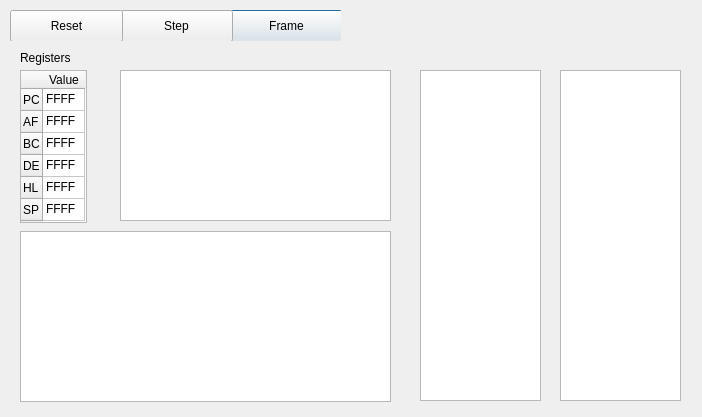
First picture: the form in projectSrc/form/dbwindow.ui, repository tlepeche/GBmu, before the edit.
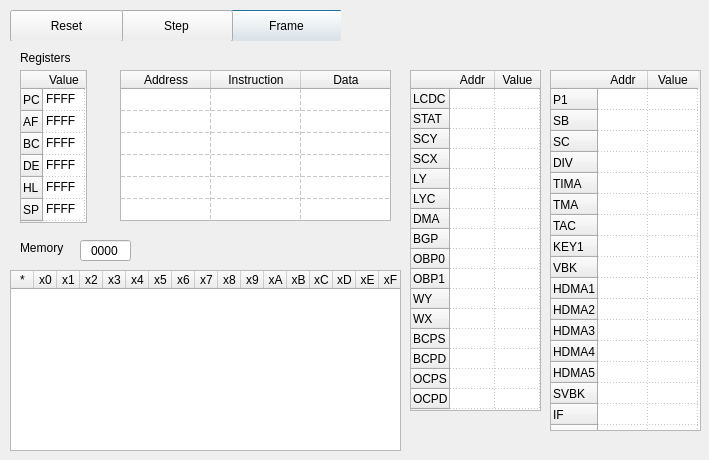
Second picture: the form after the edit.

Commit message: work on dbwindow design

```diff
--- a/projectSrc/form/dbwindow.ui
+++ b/projectSrc/form/dbwindow.ui
@@ -6,8 +6,8 @@
    <rect>
     <x>0</x>
     <y>0</y>
-    <width>702</width>
-    <height>417</height>
+    <width>709</width>
+    <height>460</height>
    </rect>
   </property>
   <property name="windowTitle">
@@ -65,22 +65,240 @@
   <widget class="QTableWidget" name="tableVideoRegisters">
    <property name="geometry">
     <rect>
-     <x>420</x>
+     <x>410</x>
      <y>70</y>
-     <width>121</width>
-     <height>331</height>
+     <width>131</width>
+     <height>341</height>
     </rect>
    </property>
+   <property name="verticalScrollBarPolicy">
+    <enum>Qt::ScrollBarAlwaysOff</enum>
+   </property>
+   <property name="horizontalScrollBarPolicy">
+    <enum>Qt::ScrollBarAlwaysOff</enum>
+   </property>
+   <property name="gridStyle">
+    <enum>Qt::DotLine</enum>
+   </property>
+   <attribute name="horizontalHeaderDefaultSectionSize">
+    <number>45</number>
+   </attribute>
+   <attribute name="verticalHeaderDefaultSectionSize">
+    <number>20</number>
+   </attribute>
+   <row>
+    <property name="text">
+     <string>LCDC</string>
+    </property>
+   </row>
+   <row>
+    <property name="text">
+     <string>STAT</string>
+    </property>
+   </row>
+   <row>
+    <property name="text">
+     <string>SCY</string>
+    </property>
+   </row>
+   <row>
+    <property name="text">
+     <string>SCX</string>
+    </property>
+   </row>
+   <row>
+    <property name="text">
+     <string>LY</string>
+    </property>
+   </row>
+   <row>
+    <property name="text">
+     <string>LYC</string>
+    </property>
+   </row>
+   <row>
+    <property name="text">
+     <string>DMA</string>
+    </property>
+   </row>
+   <row>
+    <property name="text">
+     <string>BGP</string>
+    </property>
+   </row>
+   <row>
+    <property name="text">
+     <string>OBP0</string>
+    </property>
+   </row>
+   <row>
+    <property name="text">
+     <string>OBP1</string>
+    </property>
+   </row>
+   <row>
+    <property name="text">
+     <string>WY</string>
+    </property>
+   </row>
+   <row>
+    <property name="text">
+     <string>WX</string>
+    </property>
+   </row>
+   <row>
+    <property name="text">
+     <string>BCPS</string>
+    </property>
+   </row>
+   <row>
+    <property name="text">
+     <string>BCPD</string>
+    </property>
+   </row>
+   <row>
+    <property name="text">
+     <string>OCPS</string>
+    </property>
+   </row>
+   <row>
+    <property name="text">
+     <string>OCPD</string>
+    </property>
+   </row>
+   <column>
+    <property name="text">
+     <string>Addr</string>
+    </property>
+   </column>
+   <column>
+    <property name="text">
+     <string>Value</string>
+    </property>
+   </column>
   </widget>
   <widget class="QTableWidget" name="tableOtherRegisters">
    <property name="geometry">
     <rect>
-     <x>560</x>
+     <x>550</x>
      <y>70</y>
-     <width>121</width>
-     <height>331</height>
+     <width>151</width>
+     <height>361</height>
     </rect>
    </property>
+   <property name="verticalScrollBarPolicy">
+    <enum>Qt::ScrollBarAlwaysOff</enum>
+   </property>
+   <property name="horizontalScrollBarPolicy">
+    <enum>Qt::ScrollBarAlwaysOff</enum>
+   </property>
+   <property name="gridStyle">
+    <enum>Qt::DotLine</enum>
+   </property>
+   <attribute name="horizontalHeaderDefaultSectionSize">
+    <number>50</number>
+   </attribute>
+   <attribute name="verticalHeaderDefaultSectionSize">
+    <number>20</number>
+   </attribute>
+   <attribute name="verticalHeaderMinimumSectionSize">
+    <number>21</number>
+   </attribute>
+   <row>
+    <property name="text">
+     <string>P1</string>
+    </property>
+   </row>
+   <row>
+    <property name="text">
+     <string>SB</string>
+    </property>
+   </row>
+   <row>
+    <property name="text">
+     <string>SC</string>
+    </property>
+   </row>
+   <row>
+    <property name="text">
+     <string>DIV</string>
+    </property>
+   </row>
+   <row>
+    <property name="text">
+     <string>TIMA</string>
+    </property>
+   </row>
+   <row>
+    <property name="text">
+     <string>TMA</string>
+    </property>
+   </row>
+   <row>
+    <property name="text">
+     <string>TAC</string>
+    </property>
+   </row>
+   <row>
+    <property name="text">
+     <string>KEY1</string>
+    </property>
+   </row>
+   <row>
+    <property name="text">
+     <string>VBK</string>
+    </property>
+   </row>
+   <row>
+    <property name="text">
+     <string>HDMA1</string>
+    </property>
+   </row>
+   <row>
+    <property name="text">
+     <string>HDMA2</string>
+    </property>
+   </row>
+   <row>
+    <property name="text">
+     <string>HDMA3</string>
+    </property>
+   </row>
+   <row>
+    <property name="text">
+     <string>HDMA4</string>
+    </property>
+   </row>
+   <row>
+    <property name="text">
+     <string>HDMA5</string>
+    </property>
+   </row>
+   <row>
+    <property name="text">
+     <string>SVBK</string>
+    </property>
+   </row>
+   <row>
+    <property name="text">
+     <string>IF</string>
+    </property>
+   </row>
+   <row>
+    <property name="text">
+     <string>IE</string>
+    </property>
+   </row>
+   <column>
+    <property name="text">
+     <string>Addr</string>
+    </property>
+   </column>
+   <column>
+    <property name="text">
+     <string>Value</string>
+    </property>
+   </column>
   </widget>
   <widget class="QTableWidget" name="tableDisassembler">
    <property name="geometry">
@@ -91,16 +309,57 @@
      <height>151</height>
     </rect>
    </property>
-  </widget>
-  <widget class="QTableWidget" name="tableMemory">
-   <property name="geometry">
-    <rect>
-     <x>20</x>
-     <y>231</y>
-     <width>371</width>
-     <height>171</height>
-    </rect>
+   <property name="verticalScrollBarPolicy">
+    <enum>Qt::ScrollBarAlwaysOff</enum>
    </property>
+   <property name="horizontalScrollBarPolicy">
+    <enum>Qt::ScrollBarAlwaysOff</enum>
+   </property>
+   <property name="tabKeyNavigation">
+    <bool>true</bool>
+   </property>
+   <property name="gridStyle">
+    <enum>Qt::DashLine</enum>
+   </property>
+   <property name="rowCount">
+    <number>6</number>
+   </property>
+   <attribute name="horizontalHeaderDefaultSectionSize">
+    <number>90</number>
+   </attribute>
+   <attribute name="horizontalHeaderMinimumSectionSize">
+    <number>19</number>
+   </attribute>
+   <attribute name="verticalHeaderVisible">
+    <bool>false</bool>
+   </attribute>
+   <attribute name="verticalHeaderDefaultSectionSize">
+    <number>22</number>
+   </attribute>
+   <attribute name="verticalHeaderMinimumSectionSize">
+    <number>20</number>
+   </attribute>
+   <row/>
+   <row/>
+   <row/>
+   <row/>
+   <row/>
+   <row/>
+   <column>
+    <property name="text">
+     <string>Address</string>
+    </property>
+   </column>
+   <column>
+    <property name="text">
+     <string>Instruction</string>
+    </property>
+   </column>
+   <column>
+    <property name="text">
+     <string>Data</string>
+    </property>
+   </column>
   </widget>
   <widget class="QWidget" name="widget_2" native="true">
    <property name="geometry">
@@ -138,6 +397,9 @@
     <property name="textElideMode">
      <enum>Qt::ElideRight</enum>
     </property>
+    <property name="gridStyle">
+     <enum>Qt::DotLine</enum>
+    </property>
     <property name="rowCount">
      <number>6</number>
     </property>
@@ -236,6 +498,193 @@
     </property>
    </widget>
   </widget>
+  <widget class="QWidget" name="widget_3" native="true">
+   <property name="geometry">
+    <rect>
+     <x>10</x>
+     <y>230</y>
+     <width>391</width>
+     <height>221</height>
+    </rect>
+   </property>
+   <widget class="QTableWidget" name="tableMemory">
+    <property name="geometry">
+     <rect>
+      <x>0</x>
+      <y>40</y>
+      <width>391</width>
+      <height>181</height>
+     </rect>
+    </property>
+    <property name="verticalScrollBarPolicy">
+     <enum>Qt::ScrollBarAlwaysOff</enum>
+    </property>
+    <property name="horizontalScrollBarPolicy">
+     <enum>Qt::ScrollBarAlwaysOff</enum>
+    </property>
+    <property name="tabKeyNavigation">
+     <bool>true</bool>
+    </property>
+    <property name="showDropIndicator" stdset="0">
+     <bool>true</bool>
+    </property>
+    <property name="gridStyle">
+     <enum>Qt::NoPen</enum>
+    </property>
+    <property name="sortingEnabled">
+     <bool>false</bool>
+    </property>
+    <property name="wordWrap">
+     <bool>true</bool>
+    </property>
+    <property name="cornerButtonEnabled">
+     <bool>true</bool>
+    </property>
+    <property name="rowCount">
+     <number>8</number>
+    </property>
+    <attribute name="horizontalHeaderDefaultSectionSize">
+     <number>23</number>
+    </attribute>
+    <attribute name="verticalHeaderVisible">
+     <bool>false</bool>
+    </attribute>
+    <attribute name="verticalHeaderDefaultSectionSize">
+     <number>19</number>
+    </attribute>
+    <attribute name="verticalHeaderMinimumSectionSize">
+     <number>21</number>
+    </attribute>
+    <row/>
+    <row/>
+    <row/>
+    <row/>
+    <row/>
+    <row/>
+    <row/>
+    <row/>
+    <column>
+     <property name="text">
+      <string>*</string>
+     </property>
+    </column>
+    <column>
+     <property name="text">
+      <string>x0</string>
+     </property>
+    </column>
+    <column>
+     <property name="text">
+      <string>x1</string>
+     </property>
+    </column>
+    <column>
+     <property name="text">
+      <string>x2</string>
+     </property>
+    </column>
+    <column>
+     <property name="text">
+      <string>x3</string>
+     </property>
+    </column>
+    <column>
+     <property name="text">
+      <string>x4</string>
+     </property>
+    </column>
+    <column>
+     <property name="text">
+      <string>x5</string>
+     </property>
+    </column>
+    <column>
+     <property name="text">
+      <string>x6</string>
+     </property>
+    </column>
+    <column>
+     <property name="text">
+      <string>x7</string>
+     </property>
+    </column>
+    <column>
+     <property name="text">
+      <string>x8</string>
+     </property>
+    </column>
+    <column>
+     <property name="text">
+      <string>x9</string>
+     </property>
+    </column>
+    <column>
+     <property name="text">
+      <string>xA</string>
+     </property>
+    </column>
+    <column>
+     <property name="text">
+      <string>xB</string>
+     </property>
+    </column>
+    <column>
+     <property name="text">
+      <string>xC</string>
+     </property>
+    </column>
+    <column>
+     <property name="text">
+      <string>xD</string>
+     </property>
+    </column>
+    <column>
+     <property name="text">
+      <string>xE</string>
+     </property>
+    </column>
+    <column>
+     <property name="text">
+      <string>xF</string>
+     </property>
+    </column>
+   </widget>
+   <widget class="QLabel" name="label_2">
+    <property name="geometry">
+     <rect>
+      <x>10</x>
+      <y>10</y>
+      <width>59</width>
+      <height>16</height>
+     </rect>
+    </property>
+    <property name="text">
+     <string>Memory</string>
+    </property>
+   </widget>
+   <widget class="QLineEdit" name="lineEdit">
+    <property name="geometry">
+     <rect>
+      <x>70</x>
+      <y>10</y>
+      <width>51</width>
+      <height>21</height>
+     </rect>
+    </property>
+    <property name="text">
+     <string>0000</string>
+    </property>
+    <property name="maxLength">
+     <number>4</number>
+    </property>
+    <property name="echoMode">
+     <enum>QLineEdit::Normal</enum>
+    </property>
+    <property name="alignment">
+     <set>Qt::AlignCenter</set>
+    </property>
+   </widget>
+  </widget>
  </widget>
  <resources/>
  <connections/>
```
